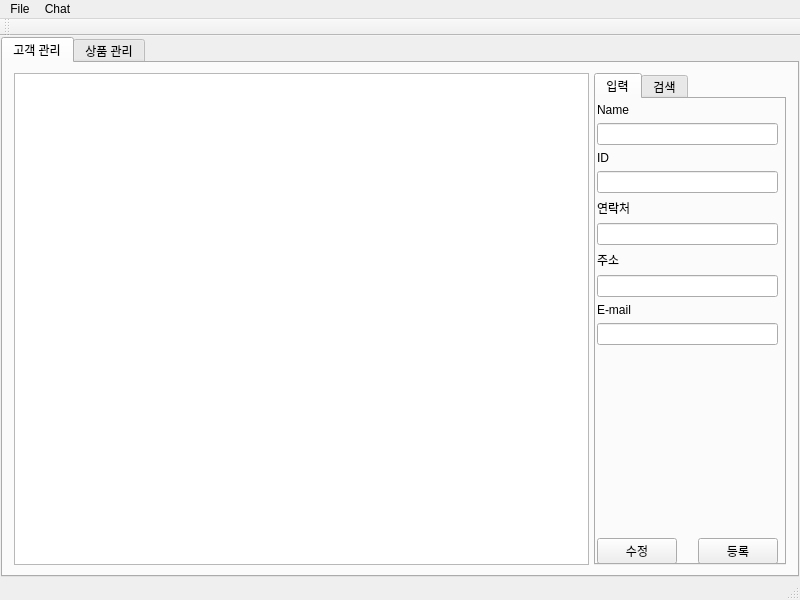
Old version of the form CustomerProduct2Project/mainwindow.ui in the repository SaintMonguss/Qt.
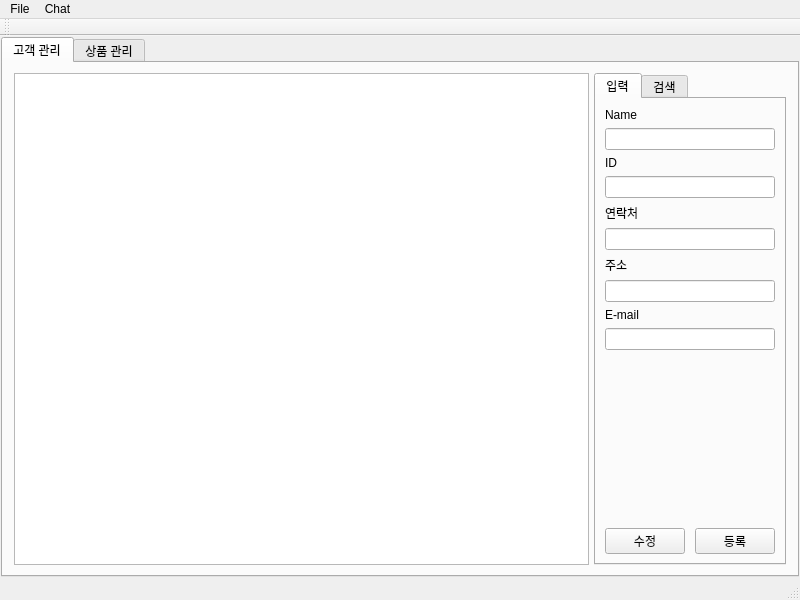
New version of the form.

Commit message: 레이아웃 문제 해결

```diff
--- a/CustomerProduct2Project/mainwindow.ui
+++ b/CustomerProduct2Project/mainwindow.ui
@@ -85,15 +85,8 @@
              <attribute name="title">
               <string>입력</string>
              </attribute>
-             <widget class="QWidget" name="">
-              <property name="geometry">
-               <rect>
-                <x>1</x>
-                <y>4</y>
-                <width>181</width>
-                <height>461</height>
-               </rect>
-              </property>
+             <layout class="QHBoxLayout" name="horizontalLayout_5">
+              <item>
               <layout class="QVBoxLayout" name="verticalLayout_7">
                <item>
                 <layout class="QVBoxLayout" name="verticalLayout_2">
@@ -250,7 +243,8 @@
                 </layout>
                </item>
               </layout>
-             </widget>
+              </item>
+             </layout>
             </widget>
             <widget class="QWidget" name="m_customerSerchTab">
              <attribute name="title">
```
Left out of the diff: 2 changed lines with no effect on the pictures. Lines whose indentation alone changed are shown as unchanged.
